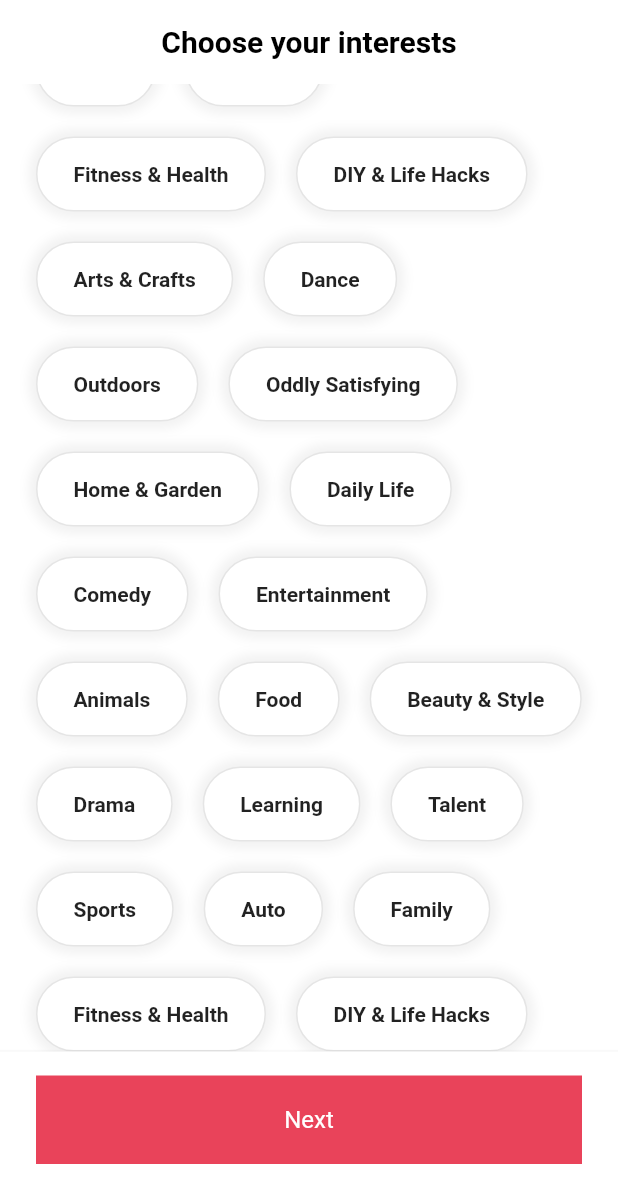
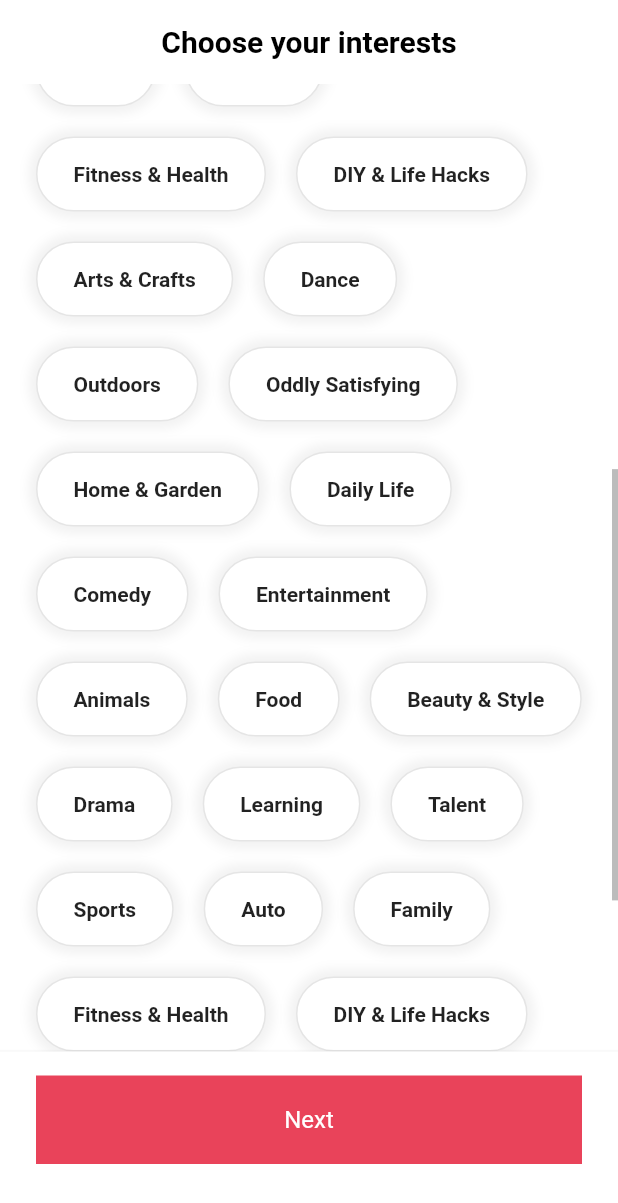
Before and after one commit to ryan-hwang-00/tiktok, a Flutter app: the screen it shows after launch, scrolled down 576 dp, on a phone screen of 412 x 824 dp. Shown: the top 1203 px of the screen. Run offline on Flutter 3.47's test engine with Material 2 defaults, Android fonts, the phone set to English and light mode, and no system bars; our stand-ins replace font_awesome_flutter.

```diff
--- a/lib/features/onboarding/interests_screen.dart
+++ b/lib/features/onboarding/interests_screen.dart
@@ -1,6 +1,7 @@
 import 'package:flutter/material.dart';
 import 'package:tiktok/constants/gaps.dart';
 import 'package:tiktok/constants/sizes.dart';
+import 'package:tiktok/features/onboarding/widgets/interest_button.dart';
 
 const interests = [
   "Daily Life",
@@ -43,16 +44,56 @@ const interests = [
   "Home & Garden",
 ];
 
-class InterestsScreen extends StatelessWidget {
+class InterestsScreen extends StatefulWidget {
   const InterestsScreen({super.key});
+
+  @override
+  State<InterestsScreen> createState() => _InterestsScreenState();
+}
+
+class _InterestsScreenState extends State<InterestsScreen> {
+  final _scrollController = ScrollController();
+
+  bool _showTitle = false;
+
+  void _onScroll() {
+    if (_scrollController.offset > 100) {
+      if (_showTitle) return;
+      setState(() {
+        _showTitle = true;
+      });
+    } else {
+      setState(() {
+        _showTitle = false;
+      });
+    }
+  }
+
+  @override
+  void initState() {
+    super.initState();
+    _scrollController.addListener(_onScroll);
+  }
+
+  @override
+  void dispose() {
+    _scrollController.dispose();
+    super.dispose();
+  }
 
   @override
   Widget build(BuildContext context) {
     return Scaffold(
       appBar: AppBar(
-        title: const Text('Choose your interests'),
+        title: AnimatedOpacity(
+            opacity: _showTitle ? 1 : 0,
+            duration: const Duration(milliseconds: 300),
+            child: const Text('Choose your interests')),
       ),
-      body: SingleChildScrollView(
+      body: Scrollbar(
+        controller: _scrollController,
+        child: SingleChildScrollView(
+          controller: _scrollController,
           child: Padding(
             padding: const EdgeInsets.only(
               left: Sizes.size24,
@@ -83,36 +124,11 @@ class InterestsScreen extends StatelessWidget {
                   spacing: 20,
                   children: [
                     for (var interest in interests)
-                    Container(
-                      padding: const EdgeInsets.symmetric(
-                        vertical: Sizes.size16,
-                        horizontal: Sizes.size24,
-                      ),
-                      decoration: BoxDecoration(
-                          color: Colors.white,
-                          borderRadius: BorderRadius.circular(
-                            Sizes.size32,
-                          ),
-                          border: Border.all(
-                            color: Colors.black.withOpacity(0.1),
-                          ),
-                          boxShadow: [
-                            BoxShadow(
-                              color: Colors.black.withOpacity(0.05),
-                              blurRadius: 5,
-                              spreadRadius: 5,
-                            ),
-                          ]),
-                      child: Text(
-                        interest,
-                        style: const TextStyle(
-                          fontWeight: FontWeight.bold,
-                        ),
-                      ),
-                    )
+                      InterestButton(interest: interest)
                   ],
                 ),
               ],
+            ),
           ),
         ),
       ),
--- /dev/null
+++ b/lib/features/onboarding/widgets/interest_button.dart
@@ -0,0 +1,60 @@
+import 'package:flutter/material.dart';
+import 'package:tiktok/constants/sizes.dart';
+
+class InterestButton extends StatefulWidget {
+  const InterestButton({
+    Key? key,
+    required this.interest,
+  }) : super(key: key);
+
+  final String interest;
+
+  @override
+  State<InterestButton> createState() => _InterestButtonState();
+}
+
+class _InterestButtonState extends State<InterestButton> {
+  bool _isSelected = false;
+
+  void _onTap() {
+    setState(() {
+      _isSelected = !_isSelected;
+    });
+  }
+
+  @override
+  Widget build(BuildContext context) {
+    return GestureDetector(
+      onTap: _onTap,
+      child: AnimatedContainer(
+        duration: const Duration(milliseconds: 300),
+        padding: const EdgeInsets.symmetric(
+          vertical: Sizes.size16,
+          horizontal: Sizes.size24,
+        ),
+        decoration: BoxDecoration(
+            color: _isSelected ? Theme.of(context).primaryColor : Colors.white,
+            borderRadius: BorderRadius.circular(
+              Sizes.size32,
+            ),
+            border: Border.all(
+              color: Colors.black.withOpacity(0.1),
+            ),
+            boxShadow: [
+              BoxShadow(
+                color: Colors.black.withOpacity(0.05),
+                blurRadius: 5,
+                spreadRadius: 5,
+              ),
+            ]),
+        child: Text(
+          widget.interest,
+          style: TextStyle(
+            fontWeight: FontWeight.bold,
+            color: _isSelected ? Colors.white : Colors.black87,
+          ),
+        ),
+      ),
+    );
+  }
+}
```
Lines whose indentation alone changed are shown as unchanged.
